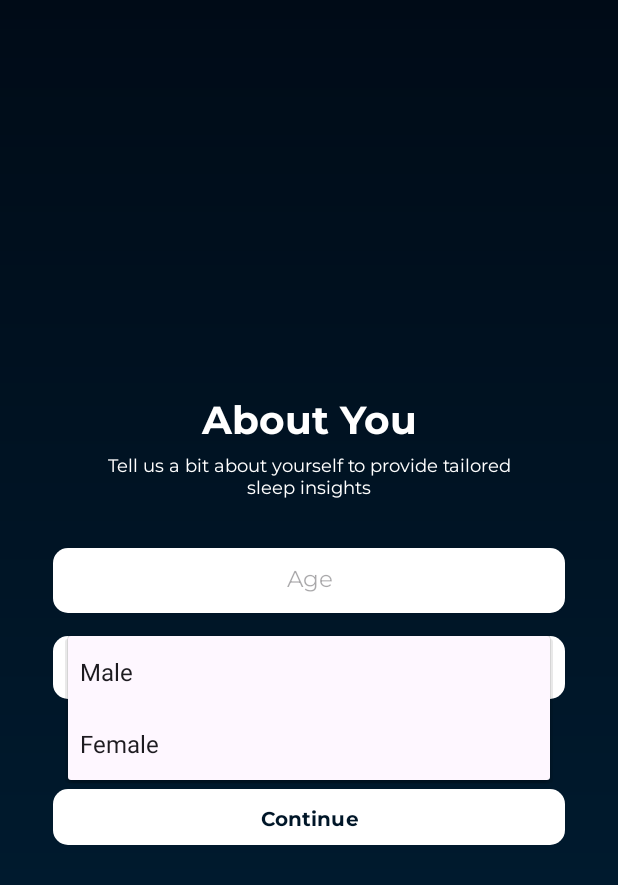
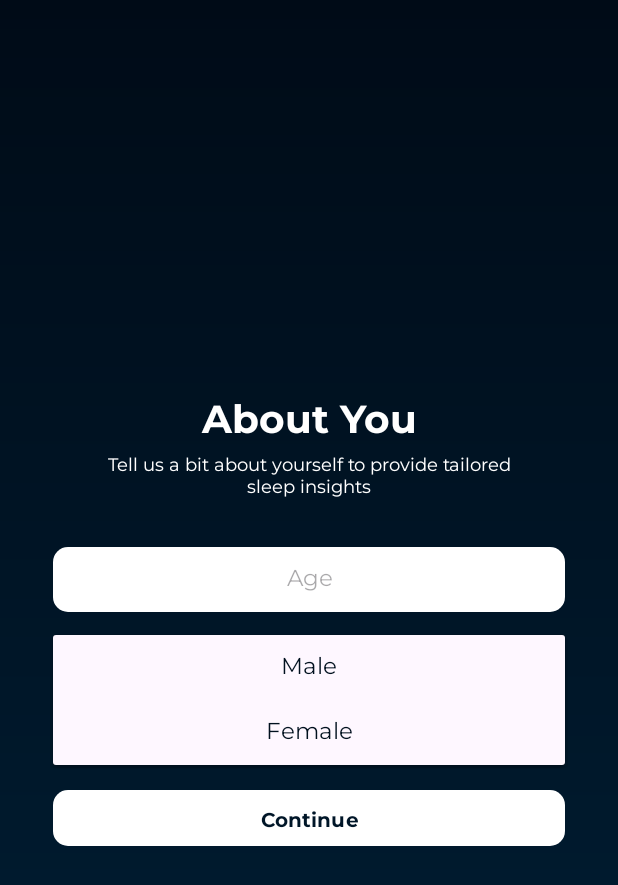
Before and after one commit to Turuku-Bangkit-Capstone-Project/Mobile-Development, an Android app: the PersonalizeAboutActivity screen opened directly, with no data from a screen before it, after a tap on "Male", on a phone screen of 412 x 824 dp. Shown: the top 885 px of the screen. Run offline under Robolectric (Android 15) with nearby library versions, the phone set to English and light mode, and no system bars.

Commit message:
Fix Dropdown

```diff
--- a/app/src/main/java/com/muhhlmy/turuku/PersonalizeAboutActivity.kt
+++ b/app/src/main/java/com/muhhlmy/turuku/PersonalizeAboutActivity.kt
@@ -1,11 +1,23 @@
 package com.muhhlmy.turuku
 
 import android.os.Bundle
+import android.widget.ArrayAdapter
+import android.widget.Spinner
 import androidx.appcompat.app.AppCompatActivity
+import com.muhhlmy.turuku.databinding.ActivityPersonalizeAboutBinding
 
 class PersonalizeAboutActivity : AppCompatActivity() {
+
+    private lateinit var binding: ActivityPersonalizeAboutBinding
+
     override fun onCreate(savedInstanceState: Bundle?) {
         super.onCreate(savedInstanceState)
-        setContentView(R.layout.activity_personalize_about)
+        binding = ActivityPersonalizeAboutBinding.inflate(layoutInflater)
+        setContentView(binding.root)
+
+        val spinner : Spinner = binding.spinnerGender
+        val adapter = ArrayAdapter.createFromResource(this, R.array.gender_options,R.layout.spinner_item)
+        adapter.setDropDownViewResource(R.layout.spinner_item)
+        spinner.adapter = adapter
     }
 }
--- a/app/src/main/res/layout/activity_personalize_about.xml
+++ b/app/src/main/res/layout/activity_personalize_about.xml
@@ -63,7 +63,7 @@
                 app:layout_constraintEnd_toEndOf="parent"
                 app:layout_constraintStart_toStartOf="parent"
                 app:layout_constraintTop_toBottomOf="@id/personalize_desc"
-                android:inputType="textEmailAddress"
+                android:inputType="number"
                 tools:ignore="SmallSp" />
 
             <Spinner
@@ -71,7 +71,6 @@
                 android:layout_width="0dp"
                 android:layout_height="wrap_content"
                 android:layout_marginTop="15dp"
-                android:padding="10dp"
                 android:textAlignment="center"
                 android:background="@drawable/rounded_edittext"
                 app:layout_constraintStart_toStartOf="parent"
--- /dev/null
+++ b/app/src/main/res/layout/spinner_item.xml
@@ -0,0 +1,9 @@
+<?xml version="1.0" encoding="utf-8"?>
+<TextView xmlns:android="http://schemas.android.com/apk/res/android"
+    android:layout_width="match_parent"
+    android:layout_height="wrap_content"
+    android:padding="10dp"
+    android:textSize="15sp"
+    android:textColor="@color/dark_intense_blue"
+    android:fontFamily="@font/montserrat_reguler"
+    android:gravity="center"/>
```
